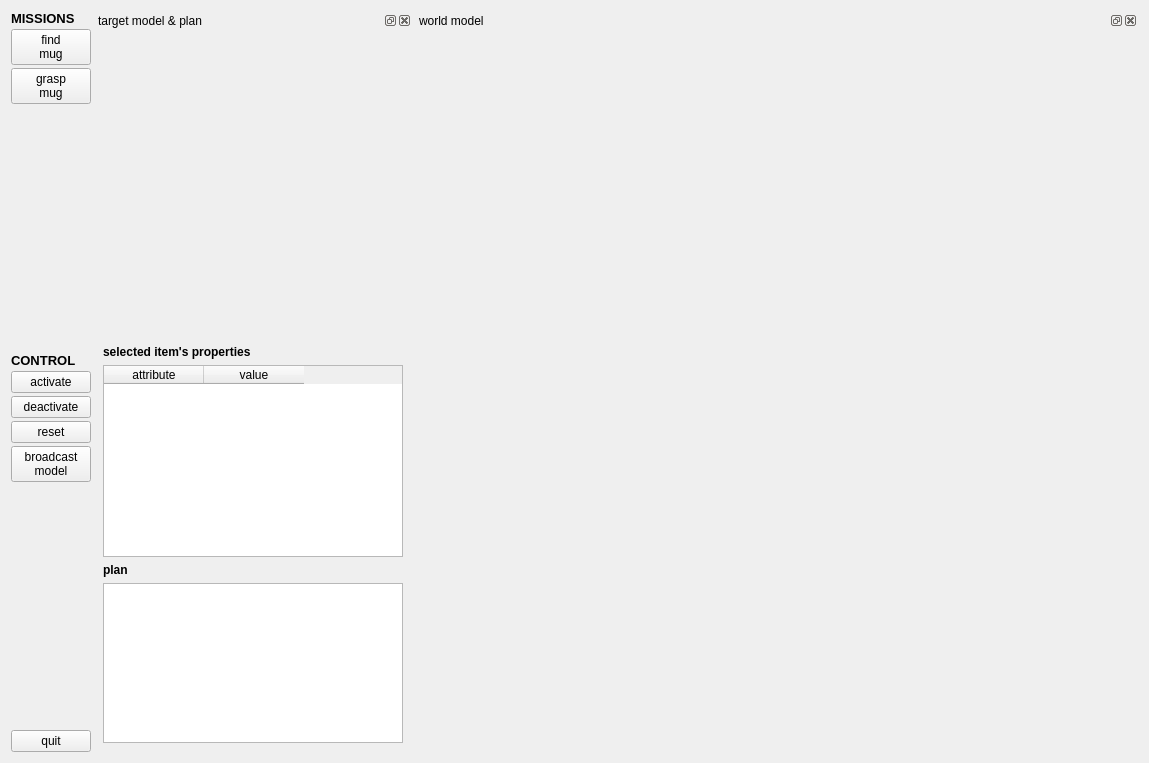
The window that components/missionAgent/src/guiDlg.ui (robocomp/robocomp-shelly) describes before a commit, drawn with Qt 5.
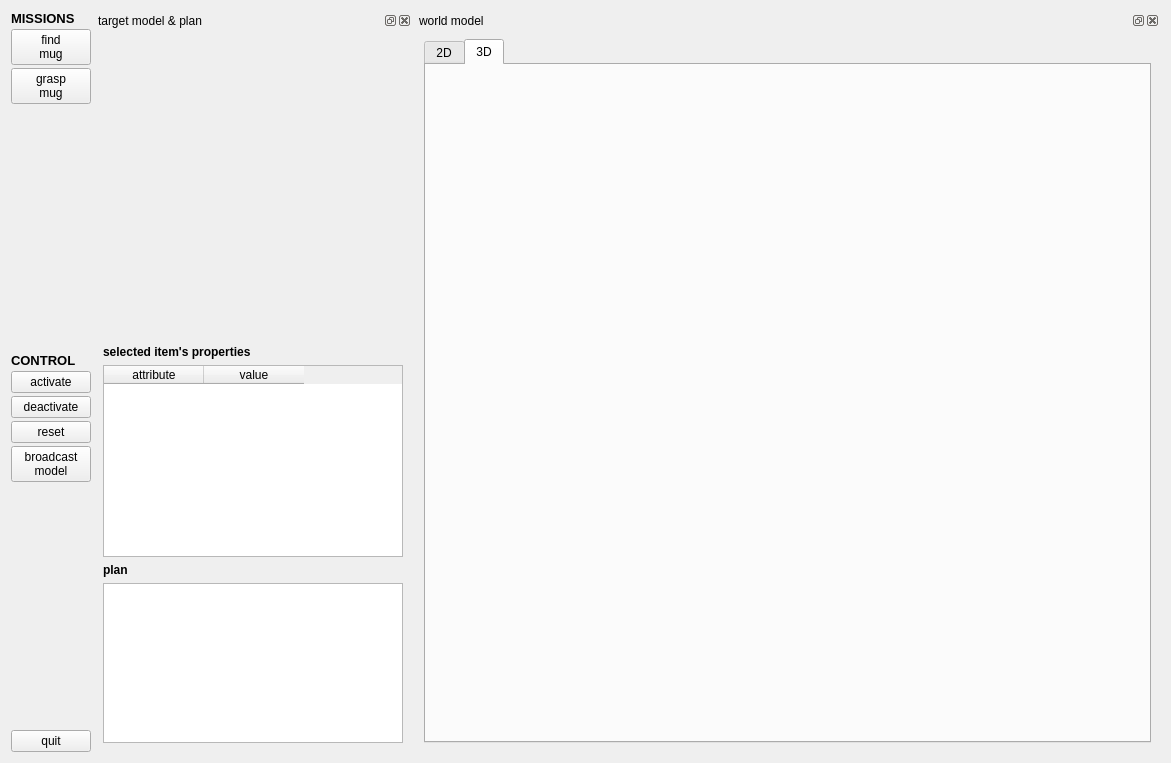
The same window after the commit.

```diff
--- a/components/missionAgent/src/guiDlg.ui
+++ b/components/missionAgent/src/guiDlg.ui
@@ -6,7 +6,7 @@
    <rect>
     <x>0</x>
     <y>0</y>
-    <width>1149</width>
+    <width>1171</width>
     <height>761</height>
    </rect>
   </property>
@@ -266,7 +266,7 @@
        </property>
        <property name="minimumSize">
         <size>
-         <width>718</width>
+         <width>740</width>
          <height>741</height>
         </size>
        </property>
@@ -276,6 +276,19 @@
        <widget class="QWidget" name="dockWidgetContents">
         <layout class="QVBoxLayout" name="verticalLayout_3">
          <item>
+          <widget class="QTabWidget" name="tabWidget">
+           <property name="currentIndex">
+            <number>1</number>
+           </property>
+           <property name="movable">
+            <bool>false</bool>
+           </property>
+           <widget class="QWidget" name="tab">
+            <attribute name="title">
+             <string>2D</string>
+            </attribute>
+            <layout class="QHBoxLayout" name="horizontalLayout">
+             <item>
           <widget class="QWidget" name="modelWidget" native="true">
            <property name="sizePolicy">
             <sizepolicy hsizetype="MinimumExpanding" vsizetype="MinimumExpanding">
@@ -289,6 +302,20 @@
              <height>400</height>
             </size>
            </property>
+              </widget>
+             </item>
+            </layout>
+           </widget>
+           <widget class="QWidget" name="tab_2">
+            <attribute name="title">
+             <string>3D</string>
+            </attribute>
+            <layout class="QVBoxLayout" name="verticalLayout_4">
+             <item>
+              <widget class="QWidget" name="widget3D" native="true"/>
+             </item>
+            </layout>
+           </widget>
           </widget>
          </item>
         </layout>
```
Lines whose indentation alone changed are shown as unchanged.
